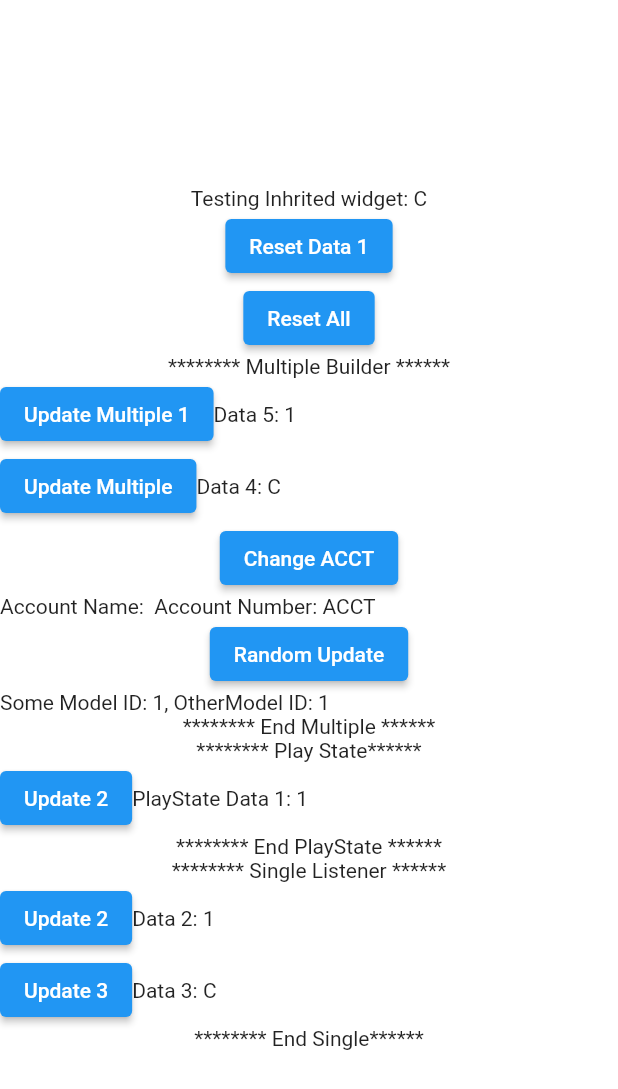
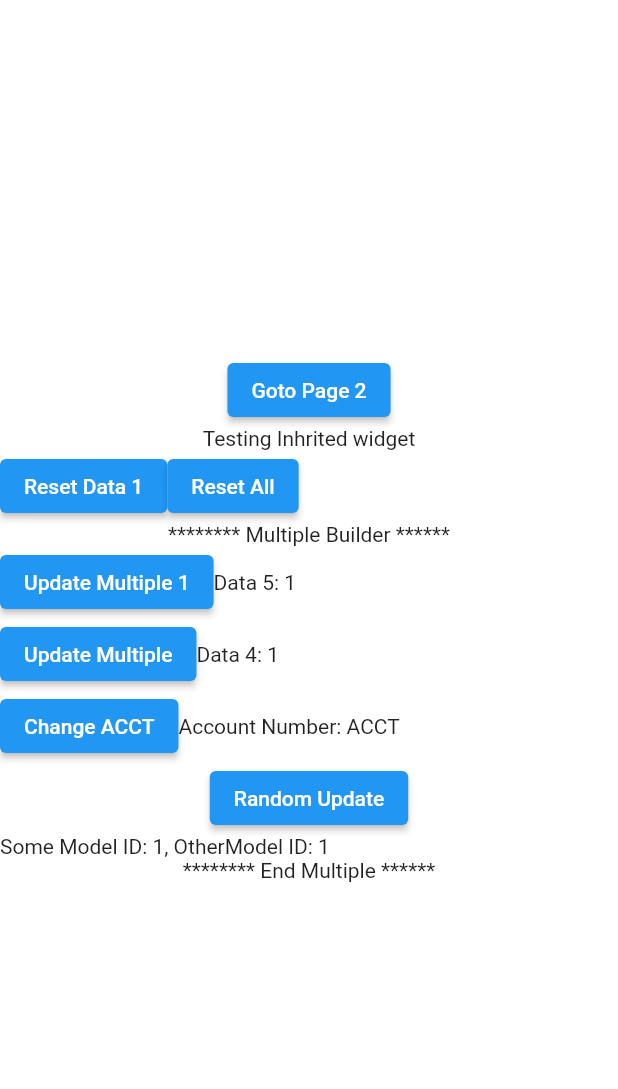
Before and after one commit to ISRAEL-DUFF/my-flutter-experiments, a Flutter app: the screen it shows after launch, on a phone screen of 412 x 824 dp. Shown: the top 1089 px of the screen. Run offline on Flutter 3.47's test engine with Material 2 defaults, Android fonts, the light colour scheme and no system bars; our stand-ins replace get_it.

Commit message:
fixed small bug on trouter; waiting to fix small bug on reseting GetIt

```diff
--- a/lib/inherited_widgets/provider.dart
+++ b/lib/inherited_widgets/provider.dart
@@ -3,6 +3,12 @@ import 'package:flutter/material.dart';
 import 'dart:math';
 import 'mixins.dart';
 import './data_extensions.dart';
+
+// debug
+bool debugMode = true;
+debugPrint(Object? object) {
+  if (debugMode) print(object);
+}
 
 typedef Create<R> = R Function(BuildContext context);
 // typedef Greal<R> = TProvider Function(
@@ -32,9 +38,6 @@ class TProvider<T extends ChangeNotifier> extends StatefulWidget {
     // _id = allProviders.length;
     allProviders.add(this);
     GetItExtension.registerAnewType<T>();
-    print('Data Notifiers: ${GetItExtension.dependencyNotifiers}');
-
-    // dataNotifiers[_id!] = TDataNotifier();
   }
 
   @override
@@ -78,7 +81,7 @@ class TInheritedWidget<T> extends InheritedWidget {
 
   @override
   bool updateShouldNotify(TInheritedWidget oldWidget) {
-    print('update should notify called ${oldWidget.data}');
+    debugPrint('update should notify called ${oldWidget.data}');
     return true;
   }
 }
@@ -98,14 +101,14 @@ class TMultiprovider extends StatelessWidget {
   }
 
   TProvider _buildTree(BuildContext context, {int i = 0}) {
-    // Widget p = providers[i];
-    // if (providers.isEmpty) return TProvider(create: (_) => TDataNotifier());
     if (allProvides.isEmpty) return TProvider(create: (_) => TDataNotifier());
 
     Widget p = allProvides[i];
     TProvider? tp;
     if (p is TProvider) {
-      tp = p as TProvider;
+      tp = p;
+    } else if (p is Grael) {
+      tp = p.build(context) as TProvider;
     } else {
       throw ('Type $p is not a $TProvider');
     }
@@ -131,33 +134,30 @@ class TDataNotifier extends ValueNotifier<int> {
   }
 }
 
-class TListenableBuilder<T extends TDataNotifier> extends StatelessWidget {
-  final Widget Function(BuildContext, T, Widget?) builder;
-  Widget? child;
-  T value;
-  TListenableBuilder(
-      {Key? key, required this.value, required this.builder, this.child})
-      : super(key: key);
+//
+// class TListenableBuilder<T extends TDataNotifier> extends StatelessWidget {
+//   final Widget Function(BuildContext, T, Widget?) builder;
+//   Widget? child;
+//   T value;
+//   TListenableBuilder(
+//       {Key? key, required this.value, required this.builder, this.child})
+//       : super(key: key);
 
-  @override
-  Widget build(BuildContext context) {
-    return ValueListenableBuilder<int>(
-        valueListenable: value,
-        child: child,
-        builder: (context, v, child) {
-          return builder(context, value, child);
-        });
-  }
-}
+//   @override
+//   Widget build(BuildContext context) {
+//     return ValueListenableBuilder<int>(
+//         valueListenable: value,
+//         child: child,
+//         builder: (context, v, child) {
+//           return builder(context, value, child);
+//         });
+//   }
+// }
 
 // MULTIPLE Listenable
 class TListenable<T extends ChangeNotifier> with TypeCheck {
   T? value;
   TListenable({this.value}) {
-    // if (!isSubtype<T, TDataNotifier>()) {
-    //   throw ('Type $T must be a subtype of $TDataNotifier');
-    // }
-
     if (!isSubtype<T, ChangeNotifier>()) {
       throw ('Type $T must be a subtype of $ChangeNotifier');
     }
@@ -207,6 +207,27 @@ class TListenable<T extends ChangeNotifier> with TypeCheck {
   }
 }
 
+// class MultiListenableBuilder extends StatelessWidget {
+//   final Widget Function(
+//       BuildContext, T? Function<T extends ChangeNotifier>(), Widget?) builder;
+//   final Widget? child;
+//   final List<TListenable> values;
+//   Key? gkey;
+
+//   MultiListenableBuilder(
+//       {Key? key, required this.values, required this.builder, this.child}) {
+//     gkey = key ?? GlobalKey<TMultiListenableBuilderState>();
+//   }
+
+//   @override
+//   Widget build(BuildContext context) => TMultiListenableBuilder(
+//         key: gkey,
+//         values: values,
+//         builder: builder,
+//         child: child,
+//       );
+// }
+
 class TMultiListenableBuilder extends StatefulWidget {
   final Widget Function(
       BuildContext, T? Function<T extends ChangeNotifier>(), Widget?) builder;
@@ -230,30 +251,35 @@ class TMultiListenableBuilder extends StatefulWidget {
 class TMultiListenableBuilderState extends State<TMultiListenableBuilder>
     with TypeCheck {
   bool initialized = false;
-  int rebuildValue = 0;
+
   @override
   void initState() {
     super.initState();
+  }
 
-    //
-    // rebuildValue = context.tDataListenable().value;
-    // context.tDataListenable().addListener(listenForRebuild);
+  @override
+  void didChangeDependencies() {
+    // change dependencies here
+    if (!initialized) {
+      initListeners();
+    }
+    debugPrint('Dependency changed: $initialized');
 
-    // init listeners
-    // initListeners();
+    // finally call super
+    super.didChangeDependencies();
   }
 
   @override
   void dispose() {
     super.dispose();
     for (TListenable l in widget.values) {
-      // l.value.removeListener(listenForUpdate);
       l.removeListener(onUpdate: listenForUpdate, onReset: listenForRebuild);
     }
-    // context.tDataListenable().removeListener(listenForRebuild);
+    debugPrint('Widget State Dispose called');
   }
 
-  initListeners() {
+  initListeners([bool watchRebuild = false]) {
+    debugPrint('Initializing Listeners;... Initialized = $initialized');
     // listen for individual changes in listeners
     for (TListenable l in widget.values) {
       if (l.noValue) {
@@ -262,22 +288,18 @@ class TMultiListenableBuilderState extends State<TMultiListenableBuilder>
         }
       }
       l.addListener(onUpdate: listenForUpdate, onReset: listenForRebuild);
+
+      // if (watchRebuild) {
+      //   l.addListener(onUpdate: listenForUpdate, onReset: listenForRebuild);
+      // } else {
+      //   l.addListener(onUpdate: listenForUpdate);
+      // }
     }
-
-    // WidgetsBinding.instance!.addPostFrameCallback((timeStamp) {
-    //   setState(() {
-    //     initialized = true;
-    //     rebuildValue = context.tDataListenable().value;
-    //   });
-    // });
+    initialized = true;
   }
 
   @override
   Widget build(BuildContext context) {
-    // if (!initialized || rebuildValue != context.tDataListenable().value) {
-    //   initListeners();
-    // }
-    if (!initialized) initListeners();
     return _buildTree();
   }
 
@@ -294,11 +316,12 @@ class TMultiListenableBuilderState extends State<TMultiListenableBuilder>
   }
 
   listenForUpdate() {
-    setState(() {});
+    debugPrint('Listen for update called');
+    if (mounted) setState(() {});
   }
 
   listenForRebuild() {
-    print('Listener called: $rebuildValue');
-    initListeners();
+    debugPrint('Listener for Rebuild called');
+    // initListeners();
   }
 }
--- a/lib/main.dart
+++ b/lib/main.dart
@@ -1,19 +1,23 @@
 import 'package:flutter/material.dart';
 import './cashly/theme.dart';
 import './cashly/buttons.dart';
-import './inherited_widgets/provider.dart';
 import './inherited_widgets/grael.dart';
 import './model.dart';
 import 'dart:math';
-
-import './pages/page_one.dart';
-import './pages/single_listener.dart';
-import './pages/multi_listener.dart';
+import './routes.dart';
 
 void main() {
   StateProvider.initializeState(
     (sl) async {
-      return await sl.registerLazySingletonP(() => MyData1());
+      /// these models are not just registered, but they are also provided
+      /// via inherited widget. that's the reason behind the P
+      await sl.registerLazySingletonP(() => MyData1());
+      await sl.registerLazySingletonP(() => MyData2());
+      await sl.registerLazySingletonP(() => MyData3());
+
+      // you can also do your normal stuff with getIt
+      // sl.registerLazySingleton(() => MyData4());
+      sl.registerLazySingleton(() => MyData5());
     },
   );
   runApp(const MyApp());
@@ -27,51 +31,27 @@ class MyApp extends StatelessWidget {
   Widget build(BuildContext context) {
     return TMultiprovider(
         providers: [
-          TProvider(create: (_) => MyData2()),
-          // TProvider(
-          //   create: (_) => MyData1(),
-          // )
+          // Grael(create: (_) => MyData4()),
+          TProvider(create: (_) => MyData4()),
+
+          /// don't want to use sl.registerLazySinglitonP?
+          /// No problem, you probably need to do something with the build context
+          /// here it is:
+          TProvider(create: (context) => StateProvider.getIt()<MyData5>()),
+
+          //
           TProvider(
             create: (_) => SomeOtherModel(),
           )
         ],
         child: MaterialApp(
-          title: 'Trouter',
-          color: CashlyThemeData.accentColor.withOpacity(1),
-          theme: CashlyThemeData.themeData(),
-          home: MyHomePage(),
-        ));
+            title: 'Trouter',
+            color: CashlyThemeData.accentColor.withOpacity(1),
+            theme: CashlyThemeData.themeData(),
+            // home: MyHomePage(),
+            onGenerateInitialRoutes: myRouter.onGenerateInitialRoute,
+            onGenerateRoute: myRouter.onGenerateRoute
+            // routes: routes,
+            ));
   }
 }
-
-class MyHomePage extends StatelessWidget {
-  @override
-  Widget build(BuildContext context) {
-    var data1 = TProvider.of<MyData1>(context)!;
-    var data2 = TProvider.of<MyData2>(context)!;
-    return Scaffold(
-      // appBar: AppBar(title: Text('Cashly App')),
-      body: Column(
-        mainAxisAlignment: MainAxisAlignment.center,
-        children: [
-          Center(child: Text('Testing Inhrited widget: ${data2.c}')),
-          ElevatedButton(
-              onPressed: () {
-                context.refresh<MyData1>();
-              },
-              child: Text('Reset Data 1')),
-          ElevatedButton(
-              onPressed: () {
-                context.refreshAll();
-              },
-              child: Text('Reset All')),
-          // PlayState(),
-
-          DemoMultiListener(),
-          PlayState(),
-          DemoSingleListener()
-        ],
-      ),
-    );
-  }
-}
--- a/lib/model.dart
+++ b/lib/model.dart
@@ -2,19 +2,35 @@ import 'package:flutter/material.dart';
 import 'package:trouter/inherited_widgets/provider.dart';
 import 'dart:math';
 
-class MyData1 extends TDataNotifier {
+class BaseModel extends TDataNotifier {
+  int id = 1;
+  String label = 'C';
+
+  randomUpdate() {
+    id = Random().nextInt(500);
+    notifyListeners();
+  }
+}
+
+class MyData1 extends BaseModel {
   int a = 1;
   int b = 2;
   String c = 'C';
+  int id = 1;
 
   updateA(int newA) {
     a = newA;
     // updateState();
     notifyListeners();
   }
+
+  randomUpdate() {
+    id = Random().nextInt(500);
+    notifyListeners();
+  }
 }
 
-class MyData2 extends TDataNotifier {
+class MyData2 extends BaseModel {
   int nuum = 1;
   String c = 'C';
 
@@ -25,7 +41,7 @@ class MyData2 extends TDataNotifier {
   }
 }
 
-class SomeModel extends ChangeNotifier {
+class SomeModel extends BaseModel {
   int id = 1;
   String label = 'C';
 
@@ -43,7 +59,7 @@ class SomeOtherModel extends ChangeNotifier {
   }
 }
 
-class AccountInfo extends TDataNotifier {
+class AccountInfo extends BaseModel {
   int staffId = 0;
   String accountNum = 'ACCT';
   String accountName = '';
@@ -59,3 +75,13 @@ class AccountInfo extends TDataNotifier {
     notifyListeners();
   }
 }
+
+class MyData3 extends BaseModel {
+  num data2 = 5;
+}
+
+class MyData4 extends BaseModel {}
+
+class MyData5 extends BaseModel {}
+
+class MyData6 extends BaseModel {}
--- a/lib/pages/multi_listener.dart
+++ b/lib/pages/multi_listener.dart
@@ -9,8 +9,12 @@ class DemoMultiListener extends StatelessWidget {
     // Multiple listeners
     return TMultiListenableBuilder(
         values: [
-          TListenable<MyData1>(), // i.e value = TProvider.of<MyData1>(context)
-          TListenable<MyData2>(), // same as above
+          /// this is same as: value = TProvider.of<MyData1>(context)
+          /// OR: value = context.find<MyData1>()
+          TListenable<MyData1>(),
+          TListenable<MyData2>(),
+
+          /// You can also explicitely specify value
           TListenable<AccountInfo>(
             value: AccountInfo(),
           ),
@@ -23,7 +27,7 @@ class DemoMultiListener extends StatelessWidget {
           /// the [find] fn works same as context.find except that it can only
           /// find values you are currently listening on
           /// NOTE: if all the values you are listening on are already provided,
-          /// then ignore the find and use context.find context.find instead
+          /// then ignore the find and use context.find instead
           AccountInfo accountInfo = find<AccountInfo>()!;
           SomeModel someModel = find<SomeModel>()!;
 
@@ -41,12 +45,21 @@ class DemoMultiListener extends StatelessWidget {
                   children: [
                     ElevatedButton(
                         onPressed: () {
-                          int a = Random().nextInt(500);
-                          // data1.data.updateA(a);
-                          l1!.updateA(a);
+                          l1!.randomUpdate();
                         },
                         child: Text('Update Multiple 1')),
-                    Text('Data 5: ${l1!.a}'),
+                    Text('Data 5: ${l1!.id}'),
+                  ],
+                )),
+                Container(
+                    child: Row(
+                  children: [
+                    ElevatedButton(
+                        onPressed: () {
+                          d2.randomUpdate();
+                        },
+                        child: Text('Update Multiple')),
+                    Text('Data 4: ${d2.id}'),
                   ],
                 )),
                 Container(
@@ -55,27 +68,10 @@ class DemoMultiListener extends StatelessWidget {
                     ElevatedButton(
                         onPressed: () {
                           int a = Random().nextInt(500);
-                          d2.updateName('String: ' + a.toString());
-                        },
-                        child: Text('Update Multiple')),
-                    Text('Data 4: ${d2.c}'),
-                  ],
-                )),
-                Container(
-                    child: Column(
-                  children: [
-                    ElevatedButton(
-                        onPressed: () {
-                          int a = Random().nextInt(500);
                           accountInfo.setAccount('ACCT-' + a.toString());
                         },
                         child: Text('Change ACCT')),
-                    Row(
-                      children: [
-                        Text('Account Name: ${accountInfo.accountName} '),
-                        Text('Account Number: ${accountInfo.accountNum}'),
-                      ],
-                    ),
+                    Text('Account Number: ${accountInfo.accountNum}'),
                   ],
                 )),
                 Container(
--- a/lib/pages/page_one.dart
+++ b/lib/pages/page_one.dart
@@ -1,44 +1,88 @@
 import 'package:flutter/material.dart';
-import '../inherited_widgets/provider.dart';
+import '../inherited_widgets/grael.dart';
 import '../model.dart';
 import 'dart:math';
 
-class PlayState extends StatefulWidget {
-  Widget? child;
-  PlayState({
-    Key? key,
-  }) : super(key: key);
-  @override
-  PlayStateS createState() => PlayStateS();
-}
+// import './page_one.dart';
+import './single_listener.dart';
+import './multi_listener.dart';
 
-class PlayStateS extends State<PlayState> {
+class MyHomePage extends StatelessWidget {
   @override
   Widget build(BuildContext context) {
-    print('REBUILDING PLAYSTATE');
-    return Column(children: [
-      TListenableBuilder<MyData1>(
-          value: MyData1(),
-          builder: (context, data, _) {
-            return Column(
-              children: [
-                Text('******** Play State******'),
-                Container(
-                    child: Row(
+    var data1 = TProvider.of<MyData1>(context)!;
+    var data2 = TProvider.of<MyData2>(context)!;
+    print('HOME PAGE');
+    return Scaffold(
+      // appBar: AppBar(title: Text('Cashly App')),
+      body: Column(
+        mainAxisAlignment: MainAxisAlignment.center,
         children: [
           ElevatedButton(
               onPressed: () {
-                          int a = Random().nextInt(500);
-                          data.updateA(a);
+                Navigator.of(context).popAndPushNamed('/page2');
               },
-                        child: Text('Update 2')),
-                    Text('PlayState Data 1: ${data.a}'),
+              child: const Text('Goto Page 2')),
+          const Center(child: Text('Testing Inhrited widget')),
+          Row(
+            children: [
+              ElevatedButton(
+                  onPressed: () {
+                    context.reset<MyData1>();
+                  },
+                  child: const Text('Reset Data 1')),
+              ElevatedButton(
+                  onPressed: () {
+                    context.resetAll();
+                  },
+                  child: const Text('Reset All'))
             ],
-                )),
-                Text('******** End PlayState ******'),
+          ),
+          DemoMultiListener(),
+          // PlayState(),
+          // DemoSingleListener()
         ],
+      ),
     );
-          })
-    ]);
   }
 }
+
+// class PlayState extends StatefulWidget {
+//   Widget? child;
+//   PlayState({
+//     Key? key,
+//   }) : super(key: key);
+//   @override
+//   PlayStateS createState() => PlayStateS();
+// }
+
+// class PlayStateS extends State<PlayState> {
+//   @override
+//   Widget build(BuildContext context) {
+//     print('REBUILDING PLAYSTATE');
+//     return Column(children: [
+//       TListenableBuilder<MyData1>(
+//           value: MyData1(),
+//           builder: (context, data, _) {
+//             return Column(
+//               children: [
+//                 Text('******** Play State******'),
+//                 Container(
+//                     child: Row(
+//                   children: [
+//                     ElevatedButton(
+//                         onPressed: () {
+//                           int a = Random().nextInt(500);
+//                           data.updateA(a);
+//                         },
+//                         child: Text('Update 2')),
+//                     Text('PlayState Data 1: ${data.a}'),
+//                   ],
+//                 )),
+//                 Text('******** End PlayState ******'),
+//               ],
+//             );
+//           })
+//     ]);
+//   }
+// }
--- a/lib/pages/single_listener.dart
+++ b/lib/pages/single_listener.dart
@@ -1,56 +1,56 @@
-import 'package:flutter/material.dart';
-import '../inherited_widgets/provider.dart';
-import '../model.dart';
-import 'dart:math';
+// import 'package:flutter/material.dart';
+// import '../inherited_widgets/provider.dart';
+// import '../model.dart';
+// import 'dart:math';
 
-class DemoSingleListener extends StatelessWidget {
-  @override
-  Widget build(BuildContext context) {
-    var data1 = TProvider.of<MyData1>(context)!;
-    var data2 = TProvider.of<MyData2>(context)!;
+// class DemoSingleListener extends StatelessWidget {
+//   @override
+//   Widget build(BuildContext context) {
+//     var data1 = TProvider.of<MyData1>(context)!;
+//     var data2 = TProvider.of<MyData2>(context)!;
 
-    // Single listeners
-    return Column(
-      children: [
-        Text('******** Single Listener ******'),
-        TListenableBuilder<MyData1>(
-            value: data1,
-            builder: (context, data, _) {
-              print('REBUILDING singl 1');
+//     // Single listeners
+//     return Column(
+//       children: [
+//         Text('******** Single Listener ******'),
+//         TListenableBuilder<MyData1>(
+//             value: data1,
+//             builder: (context, data, _) {
+//               print('REBUILDING single 1');
 
-              return Container(
-                  child: Row(
-                children: [
-                  ElevatedButton(
-                      onPressed: () {
-                        int a = Random().nextInt(500);
-                        data.updateA(a);
-                      },
-                      child: Text('Update 2')),
-                  Text('Data 2: ${data.a}'),
-                ],
-              ));
-            }),
-        TListenableBuilder<MyData2>(
-            value: data2,
-            builder: (context, data, _) {
-              print('REBUILDING single 2');
+//               return Container(
+//                   child: Row(
+//                 children: [
+//                   ElevatedButton(
+//                       onPressed: () {
+//                         int a = Random().nextInt(500);
+//                         data.updateA(a);
+//                       },
+//                       child: Text('Update 2')),
+//                   Text('Data 2: ${data.a}'),
+//                 ],
+//               ));
+//             }),
+//         TListenableBuilder<MyData2>(
+//             value: data2,
+//             builder: (context, data, _) {
+//               print('REBUILDING single 2');
 
-              return Container(
-                  child: Row(
-                children: [
-                  ElevatedButton(
-                      onPressed: () {
-                        int a = Random().nextInt(500);
-                        data.updateName('String: ' + a.toString());
-                      },
-                      child: Text('Update 3')),
-                  Text('Data 3: ${data.c}'),
-                ],
-              ));
-            }),
-        Text('******** End Single******'),
-      ],
-    );
-  }
-}
+//               return Container(
+//                   child: Row(
+//                 children: [
+//                   ElevatedButton(
+//                       onPressed: () {
+//                         int a = Random().nextInt(500);
+//                         data.updateName('String: ' + a.toString());
+//                       },
+//                       child: Text('Update 3')),
+//                   Text('Data 3: ${data.c}'),
+//                 ],
+//               ));
+//             }),
+//         Text('******** End Single******'),
+//       ],
+//     );
+//   }
+// }
--- a/lib/routes.dart
+++ b/lib/routes.dart
@@ -1,11 +1,20 @@
 import 'package:flutter/material.dart';
+import 'package:trouter/pages/page_one.dart';
+import 'package:trouter/pages/page_two.dart';
 import './trouter.dart';
 
 const String INVITE_LINK = '/app/invite';
 
+var routes = {
+  '/': (context) => MyHomePage(),
+  '/page2': (context) => DemoPage2(),
+};
+
 TRouter myRouter = TRouter(routes: {
-  '/': RouteRedirect(to: '/app'),
-  // '/app': RouteRedirect(to: '/home'),
+  // '/': RouteRedirect(to: '/app'),
+  '/': (context) => MyHomePage(),
+  // '/page1': (context) => RouteRedirect(to: '/'),
+  '/page2': (context) => DemoPage2(),
   '/onboard': (context) => TestPage(n: 49),
   '/auth': Trouter(
       initialRoute: '/',
@@ -66,7 +75,7 @@ TRouter myRouter = TRouter(routes: {
   // '/register': (context) => SignUpPage(),
   // '/splashscreen': (context) => SplashScreen(),
   // '/': (context) => LoginPage()
-}, bootStrapPage: TestPage(n: 100));
+}, bootStrapPage: MyHomePage());
 
 // This function executes when the app Just launches
 class TestPage extends StatelessWidget {
```
Also changed, not shown: lib/inherited_widgets/data_extensions.dart (+9 -12 lines), lib/inherited_widgets/state_provider.dart (+0 -11 lines), lib/pages/page_two.dart (added, +151 -0 lines), lib/trouter.dart (+27 -18 lines), pubspec.lock, 2 other files. Lines whose indentation alone changed are shown as unchanged.
